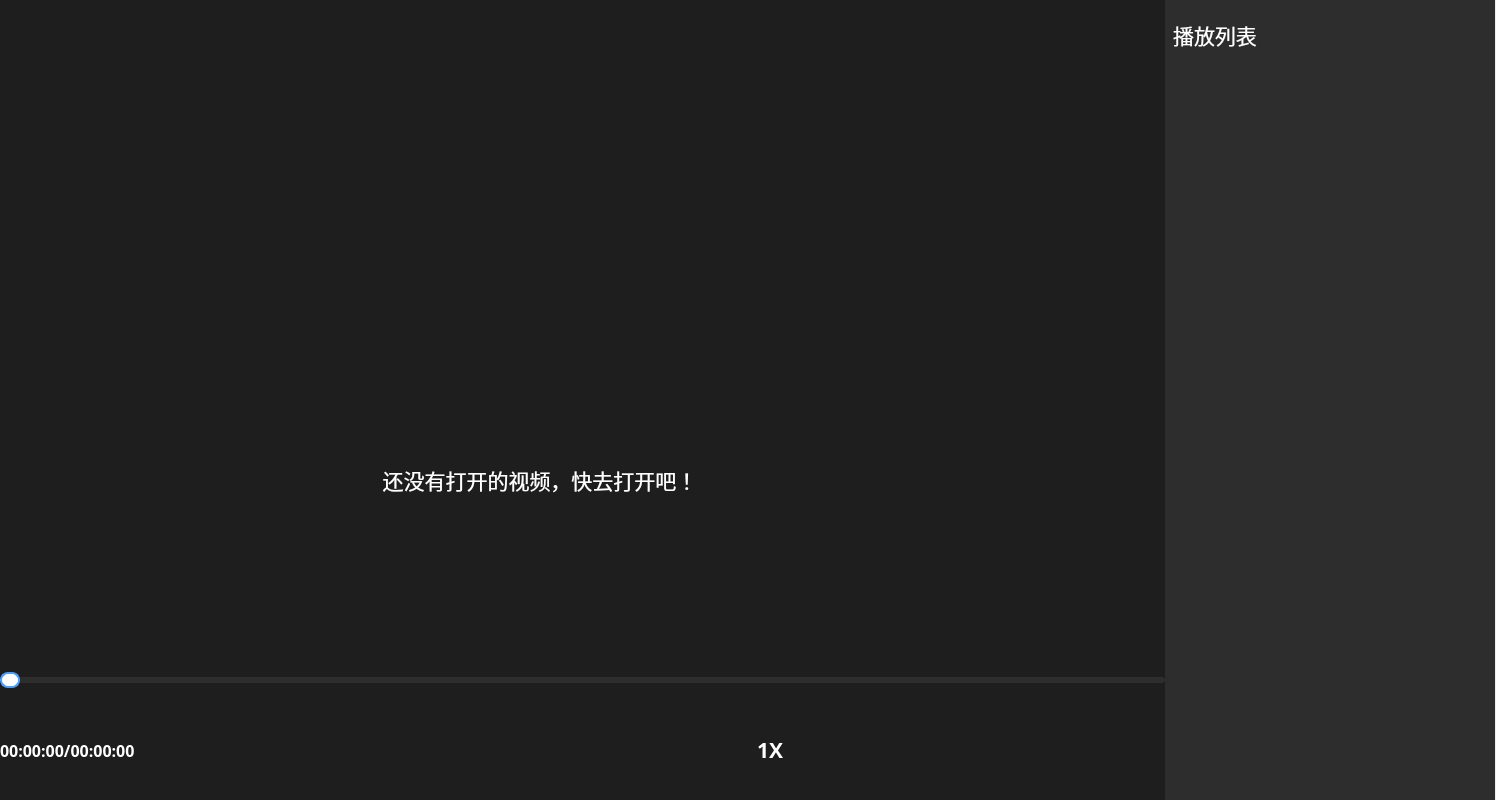
The window that mainwindow.ui (womingbo/bobo_vidio) describes before a commit, drawn with Qt 5.
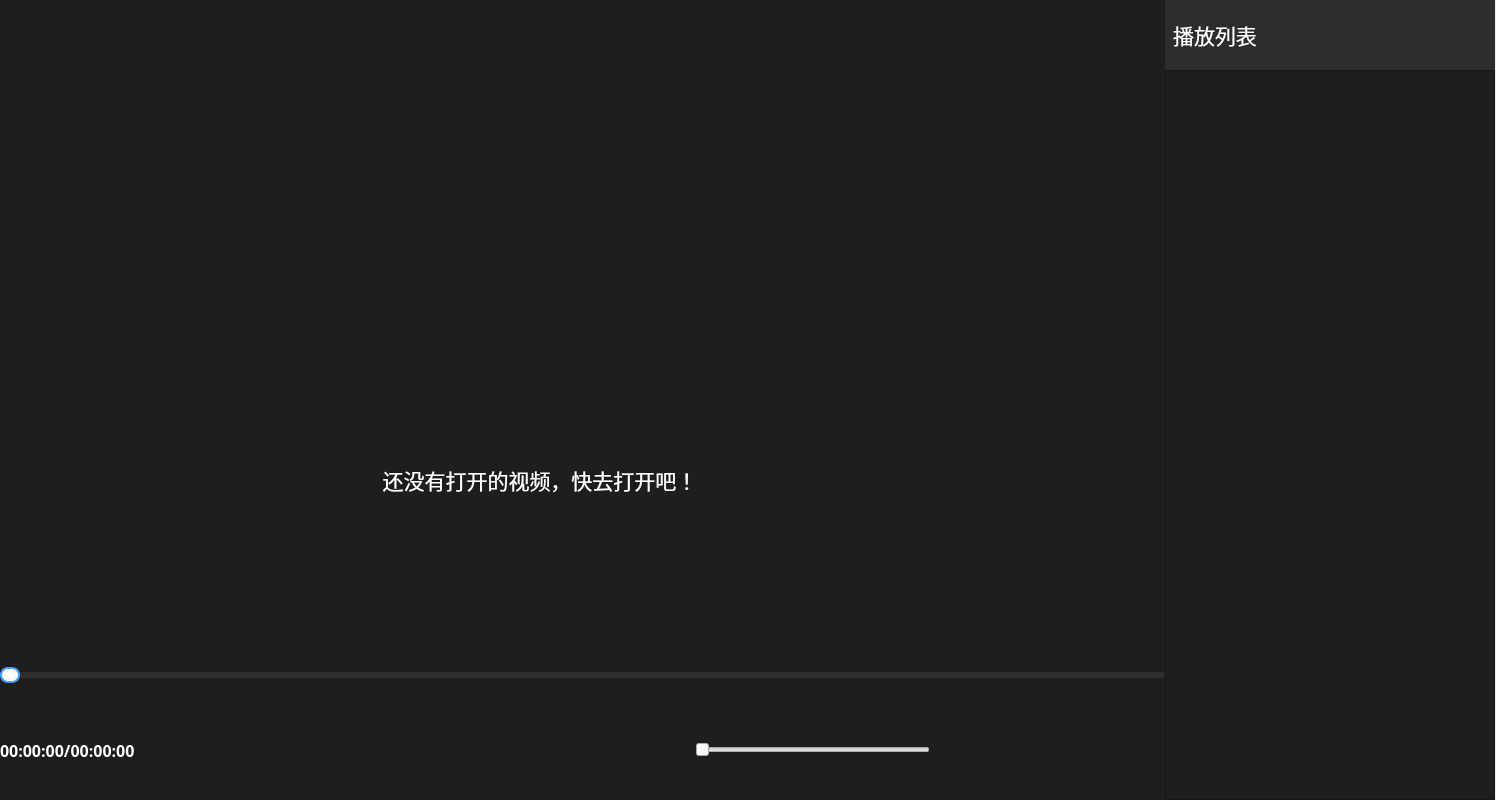
The same window after the commit. Icons and pictures are not drawn. Custom widgets are drawn as their Qt base class.

The edit to the form file:
```diff
--- a/mainwindow.ui
+++ b/mainwindow.ui
@@ -121,6 +121,16 @@
          <property name="text">
           <string/>
          </property>
+         <property name="icon">
+          <iconset resource="resource.qrc">
+           <normaloff>:/pictrues/del.png</normaloff>:/pictrues/del.png</iconset>
+         </property>
+         <property name="iconSize">
+          <size>
+           <width>35</width>
+           <height>35</height>
+          </size>
+         </property>
          <property name="flat">
           <bool>true</bool>
          </property>
@@ -161,7 +171,7 @@
        <x>0</x>
        <y>0</y>
        <width>1165</width>
-       <height>580</height>
+       <height>570</height>
       </rect>
      </property>
      <property name="styleSheet">
@@ -356,7 +366,7 @@
         <widget class="QPushButton" name="speed_button">
          <property name="minimumSize">
           <size>
-           <width>100</width>
+           <width>80</width>
            <height>80</height>
           </size>
          </property>
@@ -372,13 +382,38 @@
           <string notr="true">color: rgb(255, 255, 255);</string>
          </property>
          <property name="text">
-          <string>1X</string>
+          <string/>
          </property>
          <property name="flat">
           <bool>true</bool>
          </property>
         </widget>
        </item>
+       <item>
+        <widget class="QSlider" name="horizontalSlider">
+         <property name="sizePolicy">
+          <sizepolicy hsizetype="Expanding" vsizetype="Fixed">
+           <horstretch>0</horstretch>
+           <verstretch>0</verstretch>
+          </sizepolicy>
+         </property>
+         <property name="minimumSize">
+          <size>
+           <width>180</width>
+           <height>80</height>
+          </size>
+         </property>
+         <property name="maximum">
+          <number>300</number>
+         </property>
+         <property name="singleStep">
+          <number>1</number>
+         </property>
+         <property name="orientation">
+          <enum>Qt::Horizontal</enum>
+         </property>
+        </widget>
+       </item>
        <item>
         <spacer name="horizontalSpacer_3">
          <property name="orientation">
@@ -444,9 +479,9 @@
     <property name="geometry">
      <rect>
       <x>0</x>
-      <y>660</y>
+      <y>650</y>
       <width>1165</width>
-      <height>40</height>
+      <height>50</height>
      </rect>
     </property>
     <property name="styleSheet">
@@ -456,13 +491,13 @@
      <string/>
     </property>
    </widget>
-   <widget class="QSlider" name="seekSlider">
+   <widget class="SeekSlider" name="seekSlider">
     <property name="geometry">
      <rect>
       <x>0</x>
-      <y>660</y>
+      <y>650</y>
       <width>1165</width>
-      <height>40</height>
+      <height>50</height>
      </rect>
     </property>
     <property name="styleSheet">
@@ -514,6 +549,19 @@
      <enum>Qt::Horizontal</enum>
     </property>
    </widget>
+   <widget class="QListWidget" name="listWidget">
+    <property name="geometry">
+     <rect>
+      <x>1165</x>
+      <y>70</y>
+      <width>330</width>
+      <height>730</height>
+     </rect>
+    </property>
+    <property name="styleSheet">
+     <string notr="true">background-color: rgb(30, 30, 30);</string>
+    </property>
+   </widget>
    <zorder>set_label</zorder>
    <zorder>adjust_label</zorder>
    <zorder>set_widget</zorder>
@@ -522,8 +570,16 @@
    <zorder>statusLabel</zorder>
    <zorder>label_4</zorder>
    <zorder>seekSlider</zorder>
+   <zorder>listWidget</zorder>
   </widget>
  </widget>
+ <customwidgets>
+  <customwidget>
+   <class>SeekSlider</class>
+   <extends>QSlider</extends>
+   <header>seekslider.h</header>
+  </customwidget>
+ </customwidgets>
  <resources>
   <include location="resource.qrc"/>
  </resources>
```
